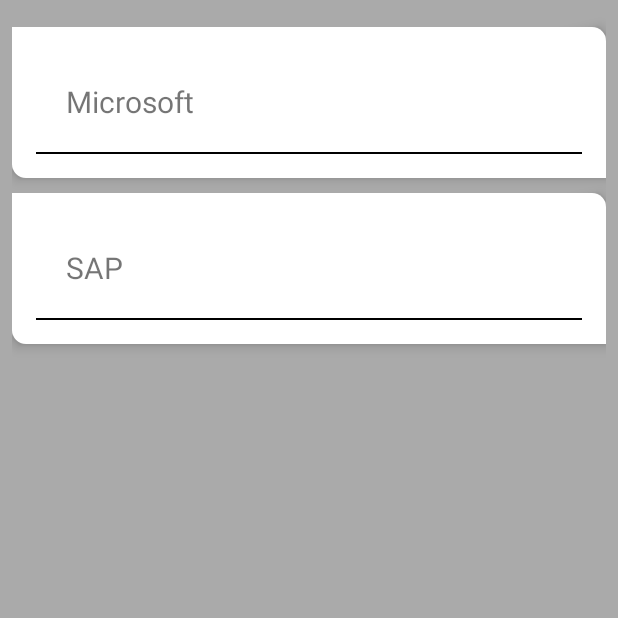
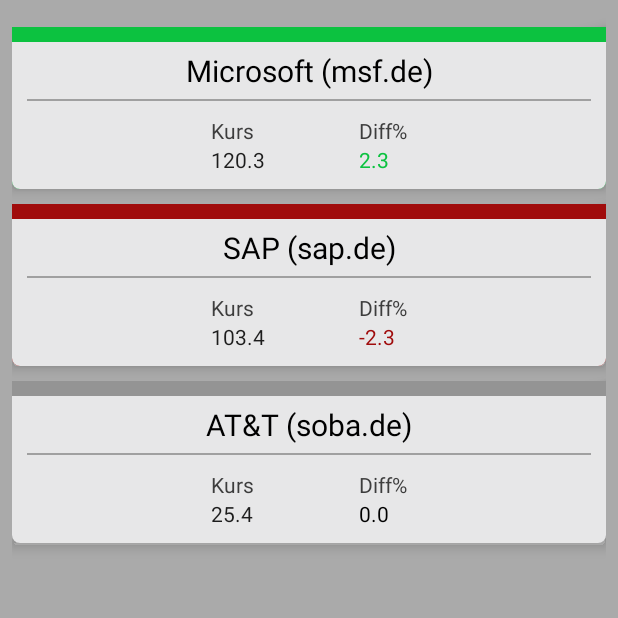
Before and after one commit to Tobias-Scholz/Portfolio_Alert, an Android app: the screen it shows after launch (MainActivity), on a phone screen of 412 x 824 dp, the top half of it. Run offline under Robolectric (Android 15) with nearby library versions, the phone set to English and light mode, and no system bars.

```diff
--- a/app/src/main/java/com/example/portfolio_alert/MainActivity.kt
+++ b/app/src/main/java/com/example/portfolio_alert/MainActivity.kt
@@ -23,8 +23,9 @@ class MainActivity : AppCompatActivity() {
     override fun onCreate(savedInstanceState: Bundle?) {
         super.onCreate(savedInstanceState)
 
-        stock_list.add(Stock("Microsoft", "msf.de"))
-        stock_list.add(Stock("SAP", "sap.de"))
+        stock_list.add(Stock("Microsoft", "msf.de", 120.3, 2.3))
+        stock_list.add(Stock("SAP", "sap.de", 103.4, -2.3))
+        stock_list.add(Stock("AT&T", "soba.de", 25.4, 0.0))
 
         setContentView(R.layout.activity_main)
 
--- a/app/src/main/java/com/example/portfolio_alert/Stock.kt
+++ b/app/src/main/java/com/example/portfolio_alert/Stock.kt
@@ -1,4 +1,4 @@
 package com.example.portfolio_alert
 
-class Stock (val name: String, val symbol: String) {
+class Stock (val name: String, val symbol: String, val quote : Double, val diff : Double) {
 }
--- a/app/src/main/java/com/example/portfolio_alert/StockAdapter.kt
+++ b/app/src/main/java/com/example/portfolio_alert/StockAdapter.kt
@@ -1,11 +1,14 @@
 package com.example.portfolio_alert
 
 import android.content.Context
+import android.graphics.Color
 import android.view.LayoutInflater
 import android.view.View
 import android.view.ViewGroup
+import android.widget.LinearLayout
 import android.widget.TextView
 import androidx.appcompat.view.menu.ActionMenuItemView
+import androidx.core.content.ContextCompat
 import androidx.recyclerview.widget.RecyclerView
 import androidx.recyclerview.widget.RecyclerView.ViewHolder
 import org.w3c.dom.Text
@@ -21,10 +24,26 @@ class StockAdapter(val stock_list: ArrayList<Stock>, val context : Context) : Re
     }
 
     override fun onBindViewHolder(holder: StockAdapter.ViewHolder, position: Int) {
-        holder.stock_name.text = stock_list[position].name
+        val temp_name = "${stock_list[position].name} (${stock_list[position].symbol})"
+        holder.stock_name.text = temp_name
+        holder.stock_quote.text = stock_list[position].quote.toString()
+        holder.stock_diff_perc.text = stock_list[position].diff.toString()
+        if (stock_list[position].diff > 0){
+            holder.layout.setBackgroundResource(R.drawable.item_background_green)
+            holder.stock_diff_perc.setTextColor(ContextCompat.getColor(context, R.color.positive))
+        }else if (stock_list[position].diff < 0){
+            holder.layout.setBackgroundResource(R.drawable.item_background_red)
+            holder.stock_diff_perc.setTextColor(ContextCompat.getColor(context, R.color.negative))
+        }else{
+            holder.layout.setBackgroundResource(R.drawable.item_background_grey)
+            holder.stock_diff_perc.setTextColor(Color.BLACK)
+        }
     }
 
     class ViewHolder(itemView: View) : RecyclerView.ViewHolder(itemView){
         val stock_name: TextView = itemView.findViewById(R.id.stock_name)
+        val stock_quote: TextView = itemView.findViewById(R.id.quote_text)
+        val stock_diff_perc: TextView = itemView.findViewById(R.id.diff_perc_text)
+        val layout: LinearLayout = itemView.findViewById(R.id.stock_list_layout)
     }
 }
--- /dev/null
+++ b/app/src/main/res/drawable-v24/item_background_green.xml
@@ -0,0 +1,17 @@
+<?xml version="1.0" encoding="UTF-8"?>
+<layer-list xmlns:android="http://schemas.android.com/apk/res/android">
+    <item>
+        <shape>
+            <solid android:color="@color/positive"/>
+            <corners android:bottomRightRadius="5dp" android:bottomLeftRadius="5dp"
+                     android:topLeftRadius="0dp" android:topRightRadius="0dp"/>
+        </shape>
+    </item>
+    <item android:top="15px">
+        <shape>
+            <solid android:color="#FFE7E7E8" />
+            <corners android:bottomRightRadius="5dp" android:bottomLeftRadius="5dp"
+                     android:topLeftRadius="0dp" android:topRightRadius="0dp"/>
+        </shape>
+    </item>
+</layer-list>
--- /dev/null
+++ b/app/src/main/res/drawable-v24/item_background_grey.xml
@@ -0,0 +1,17 @@
+<?xml version="1.0" encoding="UTF-8"?>
+<layer-list xmlns:android="http://schemas.android.com/apk/res/android">
+    <item>
+        <shape>
+            <solid android:color="#949494" />
+            <corners android:bottomRightRadius="5dp" android:bottomLeftRadius="5dp"
+                     android:topLeftRadius="0dp" android:topRightRadius="0dp"/>
+        </shape>
+    </item>
+    <item android:top="15px">
+        <shape>
+            <solid android:color="#FFE7E7E8" />
+            <corners android:bottomRightRadius="5dp" android:bottomLeftRadius="5dp"
+                     android:topLeftRadius="0dp" android:topRightRadius="0dp"/>
+        </shape>
+    </item>
+</layer-list>
--- a/app/src/main/res/drawable/item_background.xml
+++ /dev/null
@@ -1,14 +0,0 @@
-<?xml version="1.0" encoding="UTF-8"?>
-<shape xmlns:android="http://schemas.android.com/apk/res/android" android:layout_height="match_parent"
-       android:layout_width="match_parent">
-    <solid android:color="#ffffffff"/>
-
-    <padding android:left="1dp"
-             android:top="1dp"
-             android:right="1dp"
-             android:bottom="1dp"
-    />
-
-    <corners android:bottomRightRadius="0dp" android:bottomLeftRadius="9dp"
-             android:topLeftRadius="0dp" android:topRightRadius="9dp"/>
-</shape>
--- /dev/null
+++ b/app/src/main/res/drawable/item_background_red.xml
@@ -0,0 +1,17 @@
+<?xml version="1.0" encoding="UTF-8"?>
+<layer-list xmlns:android="http://schemas.android.com/apk/res/android">
+    <item>
+        <shape>
+            <solid android:color="@color/negative" />
+            <corners android:bottomRightRadius="5dp" android:bottomLeftRadius="5dp"
+                     android:topLeftRadius="0dp" android:topRightRadius="0dp"/>
+        </shape>
+    </item>
+    <item android:top="15px">
+        <shape>
+            <solid android:color="#FFE7E7E8" />
+            <corners android:bottomRightRadius="5dp" android:bottomLeftRadius="5dp"
+                     android:topLeftRadius="0dp" android:topRightRadius="0dp"/>
+        </shape>
+    </item>
+</layer-list>
--- a/app/src/main/res/layout/stock_list_item.xml
+++ b/app/src/main/res/layout/stock_list_item.xml
@@ -1,22 +1,48 @@
 <?xml version="1.0" encoding="utf-8"?>
-<LinearLayout xmlns:android="http://schemas.android.com/apk/res/android"
+<LinearLayout xmlns:android="http://schemas.android.com/apk/res/android" xmlns:tools="http://schemas.android.com/tools"
+              xmlns:grid="http://schemas.android.com/apk/res-auto"
               android:orientation="vertical"
               android:layout_width="match_parent"
               android:layout_height="wrap_content"
               android:layout_marginTop="10dp"
-              android:padding="16dp"
-              android:background="@drawable/item_background"
-            android:elevation="5dp">
+              android:padding="10dp"
+              android:background="@drawable/item_background_red"
+              android:elevation="5dp"
+              android:id="@+id/stock_list_layout">
     <TextView
-            android:text="Placeholder"
+            tools:text="Name"
             android:id="@+id/stock_name"
-            android:layout_width="match_parent"
+            android:layout_width="fill_parent"
             android:layout_height="wrap_content"
             android:textSize="20sp"
-            android:padding="20dp" android:visibility="visible"/>
+            android:padding="5dp"
+            android:visibility="visible"
+            android:textAlignment="center"
+            android:textColor="#000000"/>
 
-    <View
-            android:layout_width="match_parent"
-            android:layout_height="1dp"
-            android:background="@android:color/black"/>
+    <View android:layout_height="1dp" android:layout_width="match_parent" android:background="#A0A0A0"/>
+
+
+    <GridLayout
+            android:layout_width="wrap_content"
+            android:layout_height="match_parent"
+            android:columnCount="2"
+            android:rowCount="2"
+            android:layout_gravity="center"
+            android:layout_marginTop="10dp">
+        <TextView
+                android:text="Kurs"
+                android:textColor="#3D3D3D"
+                android:layout_marginEnd="70sp"/>
+        <TextView
+                android:text="Diff%"
+                android:textColor="#3D3D3D"/>
+        <TextView
+                tools:text="234.4€"
+                android:id="@+id/quote_text"
+                android:textColor="#1D1D1D"/>
+        <TextView
+                tools:text="234.4€"
+                android:id="@+id/diff_perc_text"/>
+    </GridLayout>
 </LinearLayout>
--- a/app/src/main/res/values/colors.xml
+++ b/app/src/main/res/values/colors.xml
@@ -3,4 +3,6 @@
     <color name="colorPrimary">#008577</color>
     <color name="colorPrimaryDark">#00574B</color>
     <color name="colorAccent">#D81B60</color>
+    <color name="positive">#0CC240</color>
+    <color name="negative">#A00C0C</color>
 </resources>
```
